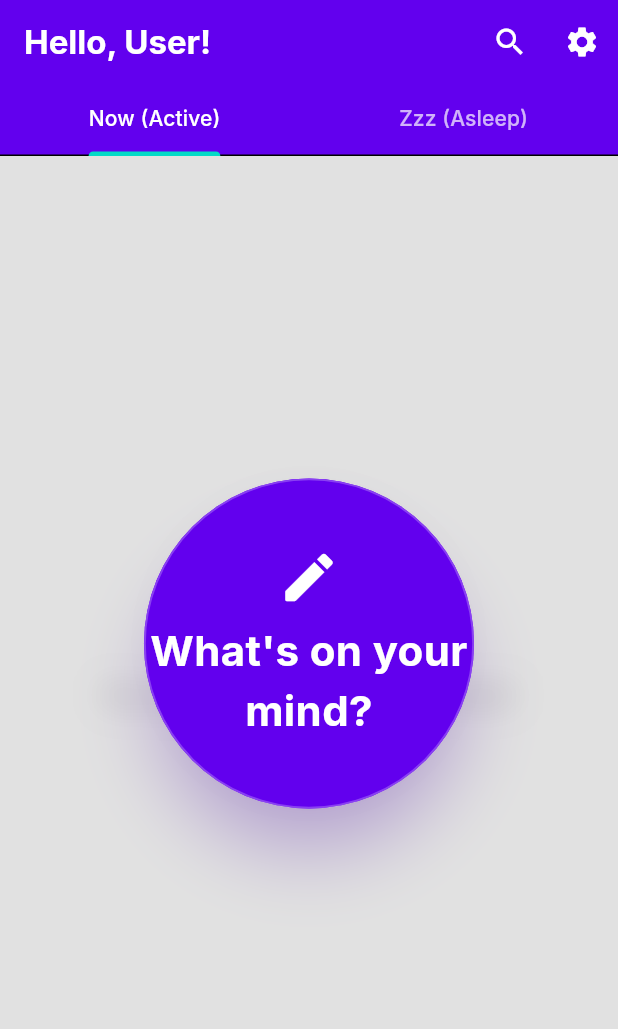
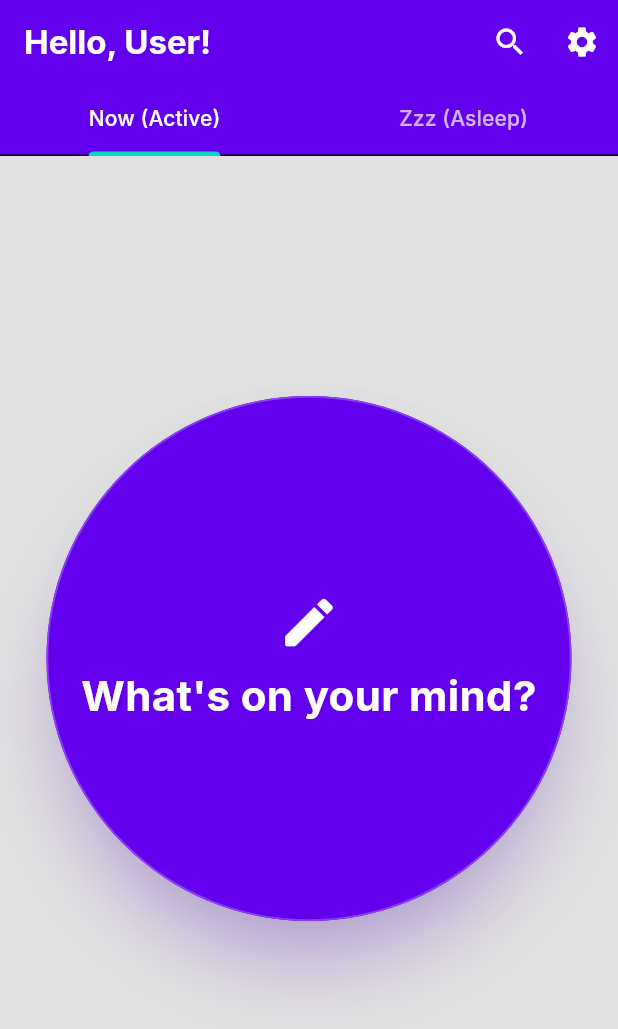
Before and after one commit to csAlexMercer/remember-me, a Flutter app: the screen it shows once a user with an empty profile is signed in, on a phone screen of 412 x 824 dp. Shown: the top 1029 px of the screen. Run offline on Flutter 3.47's test engine with Material 3 defaults, Android fonts, the phone set to English and light mode, and no system bars; our stand-ins replace cloud_firestore, firebase_auth, firebase_core, flutter_colorpicker, flutter_dotenv, flutter_local_notifications and 7 more; missing offline and left inert: flutter_animated_icons; accounts and stored records are empty.

Commit message:
featured card size fix and random thought fixes

```diff
--- a/lib/screens/dashboard_screen.dart
+++ b/lib/screens/dashboard_screen.dart
@@ -5,7 +5,9 @@ import 'dart:math' as math;
 
 import 'package:flutter/material.dart';
 import 'package:flutter/services.dart';
+import 'package:flutter_animated_icons/lottiefiles.dart';
 import 'package:sensors_plus/sensors_plus.dart';
+import 'package:lottie/lottie.dart';
 import 'package:provider/provider.dart';
 import '../models/remember_item.dart';
 import '../services/firebase_service.dart';
@@ -23,6 +25,8 @@ class _DashboardScreenState extends State<DashboardScreen>
     with TickerProviderStateMixin {
   late TabController _tabController;
   late final AnimationController _flipController;
+  late final Stream<List<RememberItem>> _activeItemsStream;
+  late final Stream<List<RememberItem>> _asleepItemsStream;
   String _searchQuery = '';
   bool _isSearching = false;
   bool _isCircleExpanded = true;
@@ -41,14 +45,20 @@ class _DashboardScreenState extends State<DashboardScreen>
   static const Duration _hintDelay = Duration(seconds: 10);
   static const Duration _shakeCooldown = Duration(milliseconds: 900);
   static const double _circleSize = 320;
-  static const double _frontFaceSize = 220;
-  static const double _featureCardWidth = 320;
-  static const double _featureCardHeight = 250;
+  static const double _frontFaceSize = 410;
+  static const double _featureCardWidth = 420;
+  static const double _featureCardHeight = 350;
   static const double _shakeThreshold = 18;
 
   @override
   void initState() {
     super.initState();
+    final firebaseService = Provider.of<FirebaseService>(
+      context,
+      listen: false,
+    );
+    _activeItemsStream = firebaseService.getActiveItems();
+    _asleepItemsStream = firebaseService.getAsleepItems();
     _tabController = TabController(length: 2, vsync: this);
     _flipController = AnimationController(vsync: this, duration: _flipDuration);
     WidgetsBinding.instance.addPostFrameCallback((_) {
@@ -304,7 +314,7 @@ class _DashboardScreenState extends State<DashboardScreen>
       ),
       body: LayoutBuilder(
         builder: (context, constraints) {
-          final circleTop = (constraints.maxHeight - _circleSize) / 2;
+          final circleTop = (constraints.maxHeight - _circleSize) / 2.5;
 
           return Stack(
             children: [
@@ -313,14 +323,8 @@ class _DashboardScreenState extends State<DashboardScreen>
                 child: TabBarView(
                   controller: _tabController,
                   children: [
-                    _buildItemList(
-                      firebaseService.getActiveItems(),
-                      isActive: true,
-                    ),
-                    _buildItemList(
-                      firebaseService.getAsleepItems(),
-                      isActive: false,
-                    ),
+                    _buildItemList(_activeItemsStream, isActive: true),
+                    _buildItemList(_asleepItemsStream, isActive: false),
                   ],
                 ),
               ),
@@ -350,7 +354,7 @@ class _DashboardScreenState extends State<DashboardScreen>
                 curve: Curves.easeOutCubic,
                 left: 0,
                 right: 0,
-                top: _isCircleExpanded ? circleTop : 600,
+                top: _isCircleExpanded ? circleTop : 630,
                 bottom: _isCircleExpanded ? null : -(_circleSize * 0.8),
                 child: SafeArea(
                   top: false,
@@ -488,8 +492,8 @@ class _DashboardScreenState extends State<DashboardScreen>
             },
             child: Container(
               key: ValueKey<String>(item?.id ?? 'empty'),
-              width: _featureCardWidth,
-              height: _featureCardHeight,
+              width: _featureCardWidth * 0.9,
+              height: _featureCardHeight * 0.8,
               padding: const EdgeInsets.all(18),
               decoration: BoxDecoration(
                 borderRadius: BorderRadius.circular(28),
@@ -539,13 +543,13 @@ class _DashboardScreenState extends State<DashboardScreen>
                         Row(
                           children: [
                             Icon(
-                              Icons.shuffle,
+                              Icons.star_rounded,
                               size: 18,
                               color: theme.colorScheme.primary,
                             ),
                             const SizedBox(width: 8),
                             Text(
-                              'Random active thought',
+                              'From your treasury of thoughts',
                               style: theme.textTheme.labelLarge?.copyWith(
                                 color: theme.colorScheme.primary,
                                 fontWeight: FontWeight.w700,
@@ -563,11 +567,24 @@ class _DashboardScreenState extends State<DashboardScreen>
                           ),
                         ),
                         const SizedBox(height: 10),
+                        if (item.description.isEmpty)
+                          Padding(
+                            padding: const EdgeInsets.only(bottom: 8),
+                            child: Center(
+                              child: SizedBox(
+                                width: 132,
+                                height: 132,
+                                child: Lottie.asset(
+                                  LottieFiles.$9138_open_treasure_icon,
+                                  repeat: true,
+                                ),
+                              ),
+                            ),
+                          )
+                        else
                           Expanded(
                             child: Text(
-                            item.description.isNotEmpty
-                                ? item.description
-                                : 'No description provided.',
+                              item.description,
                               maxLines: 6,
                               overflow: TextOverflow.ellipsis,
                               style: theme.textTheme.bodyMedium?.copyWith(
--- a/pubspec.yaml
+++ b/pubspec.yaml
@@ -47,6 +47,8 @@ dependencies:
   flutter_dotenv: ^6.0.1
   flutter_colorpicker: ^1.1.0
   sensors_plus: ^6.1.1
+  lottie: ^1.4.3
+  flutter_animated_icons: ^1.0.1
 flutter_icons:
   android: "launcher_icon"
   ios: true
```
Also changed, not shown: pubspec.lock, 1 other file. Lines whose indentation alone changed are shown as unchanged.
